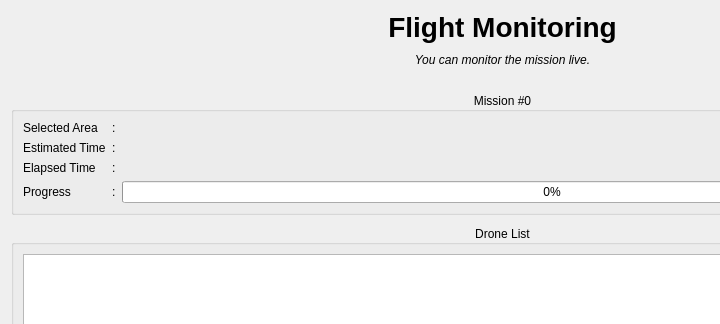
Qt form UI/Midflight/mid_design.ui (cmpe-DroneLab/GeoFly3D) before a commit; both pictures show x 0 to 720 and y 0 to 324 of the 1024 by 768 pixel window.
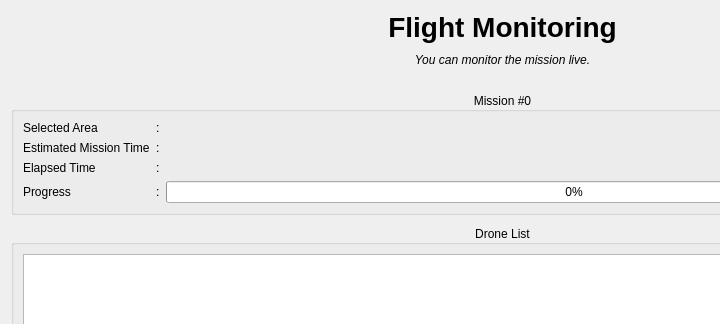
The same form after that commit. Icons and pictures are not drawn.

Commit message: Updated mission time estimation and postflight information

```diff
--- a/UI/Midflight/mid_design.ui
+++ b/UI/Midflight/mid_design.ui
@@ -113,7 +113,7 @@
           <item row="2" column="0">
            <widget class="QLabel" name="mission_time_label">
             <property name="text">
-             <string>Estimated Time</string>
+             <string>Estimated Mission Time</string>
             </property>
            </widget>
           </item>
```
Left out of the diff: 6 changed lines with no effect on the pictures. The commit also changes 13 other files.
